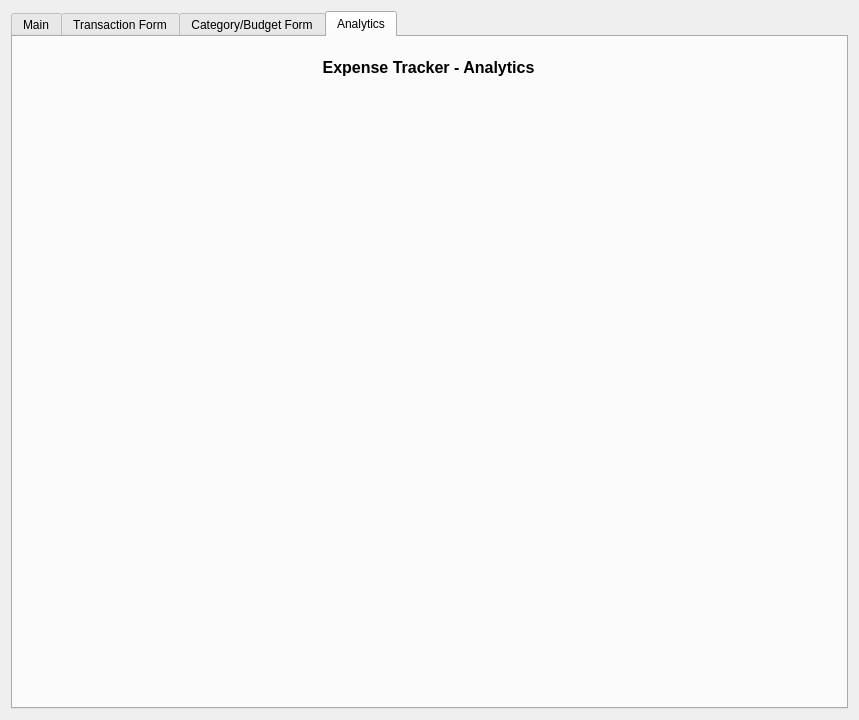
This is src/GUI.ui in LeoPaquette/ExpenseTracker as Qt 5 draws it before an edit. The edited form follows.
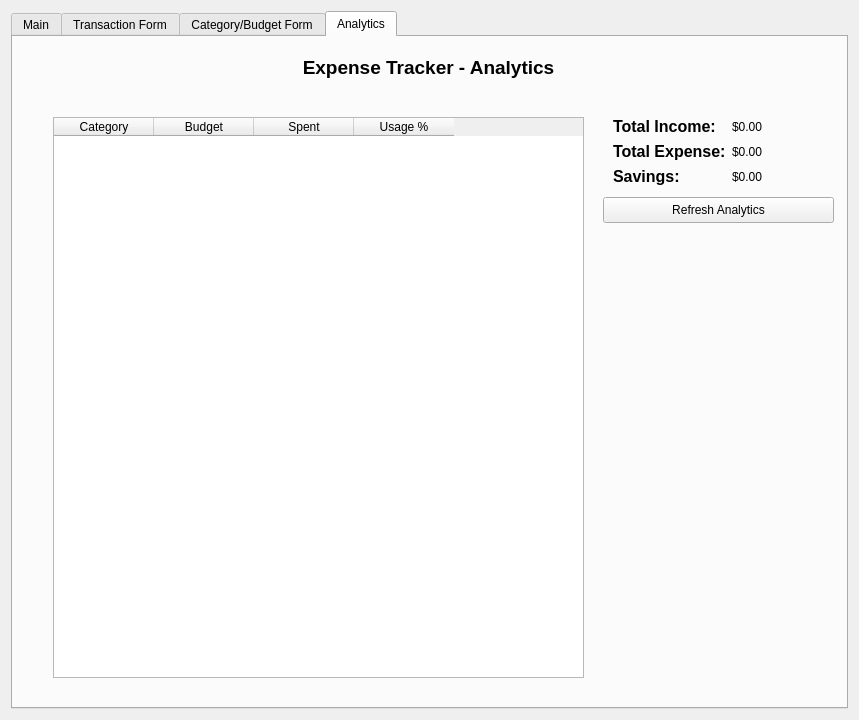
This is the edited form. The open tabs and pages were chosen to show the change.

Commit message: feat: added an analytics table, a form for total income/expenses/savings and a button to refresh the analytics. Resized tab headers again.

```diff
--- a/src/GUI.ui
+++ b/src/GUI.ui
@@ -14,7 +14,7 @@
    <string>Expense Tracker</string>
   </property>
   <layout class="QGridLayout" name="gridLayout">
-   <item row="0" column="0">
+   <item row="0" column="1">
     <widget class="QTabWidget" name="tabWidget">
      <property name="currentIndex">
       <number>0</number>
@@ -411,7 +411,7 @@
        </property>
        <property name="font">
         <font>
-         <pointsize>12</pointsize>
+         <pointsize>14</pointsize>
          <bold>true</bold>
         </font>
        </property>
@@ -422,6 +422,139 @@
         <set>Qt::AlignmentFlag::AlignCenter</set>
        </property>
       </widget>
+      <widget class="QWidget" name="formLayoutWidget_3">
+       <property name="geometry">
+        <rect>
+         <x>600</x>
+         <y>80</y>
+         <width>221</width>
+         <height>81</height>
+        </rect>
+       </property>
+       <layout class="QFormLayout" name="formLayout_3">
+        <item row="0" column="0">
+         <widget class="QLabel" name="labelTotalIncome">
+          <property name="font">
+           <font>
+            <pointsize>12</pointsize>
+            <bold>true</bold>
+            <underline>false</underline>
+           </font>
+          </property>
+          <property name="text">
+           <string>Total Income:</string>
+          </property>
+         </widget>
+        </item>
+        <item row="0" column="1">
+         <widget class="QLabel" name="valueTotalIncome">
+          <property name="font">
+           <font>
+            <pointsize>9</pointsize>
+           </font>
+          </property>
+          <property name="text">
+           <string>$0.00</string>
+          </property>
+          <property name="textFormat">
+           <enum>Qt::TextFormat::AutoText</enum>
+          </property>
+         </widget>
+        </item>
+        <item row="1" column="0">
+         <widget class="QLabel" name="labelTotalExpense">
+          <property name="font">
+           <font>
+            <pointsize>12</pointsize>
+            <bold>true</bold>
+           </font>
+          </property>
+          <property name="text">
+           <string>Total Expense:</string>
+          </property>
+         </widget>
+        </item>
+        <item row="1" column="1">
+         <widget class="QLabel" name="valueTotalExpense">
+          <property name="text">
+           <string>$0.00</string>
+          </property>
+         </widget>
+        </item>
+        <item row="2" column="0">
+         <widget class="QLabel" name="labelTotalSavings">
+          <property name="font">
+           <font>
+            <pointsize>12</pointsize>
+            <bold>true</bold>
+           </font>
+          </property>
+          <property name="text">
+           <string>Savings:</string>
+          </property>
+         </widget>
+        </item>
+        <item row="2" column="1">
+         <widget class="QLabel" name="valueTotalSavings">
+          <property name="text">
+           <string>$0.00</string>
+          </property>
+         </widget>
+        </item>
+       </layout>
+      </widget>
+      <widget class="QTableWidget" name="tableBudgetUsage">
+       <property name="geometry">
+        <rect>
+         <x>40</x>
+         <y>80</y>
+         <width>531</width>
+         <height>561</height>
+        </rect>
+       </property>
+       <property name="editTriggers">
+        <set>QAbstractItemView::EditTrigger::NoEditTriggers</set>
+       </property>
+       <property name="selectionMode">
+        <enum>QAbstractItemView::SelectionMode::SingleSelection</enum>
+       </property>
+       <property name="selectionBehavior">
+        <enum>QAbstractItemView::SelectionBehavior::SelectRows</enum>
+       </property>
+       <column>
+        <property name="text">
+         <string>Category</string>
+        </property>
+       </column>
+       <column>
+        <property name="text">
+         <string>Budget</string>
+        </property>
+       </column>
+       <column>
+        <property name="text">
+         <string>Spent</string>
+        </property>
+       </column>
+       <column>
+        <property name="text">
+         <string>Usage %</string>
+        </property>
+       </column>
+      </widget>
+      <widget class="QPushButton" name="btnRefreshAnalytics">
+       <property name="geometry">
+        <rect>
+         <x>590</x>
+         <y>160</y>
+         <width>231</width>
+         <height>26</height>
+        </rect>
+       </property>
+       <property name="text">
+        <string>Refresh Analytics</string>
+       </property>
+      </widget>
      </widget>
     </widget>
    </item>
```
Left out of the diff: 8 changed lines with no effect on the pictures.
